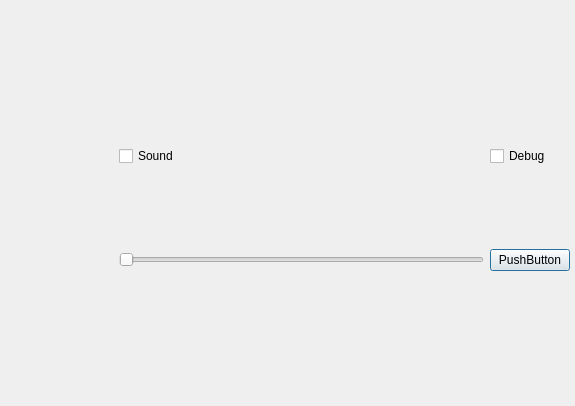
The window that settings_window.ui (kadeska/my_application) describes before a commit, drawn with Qt 5.
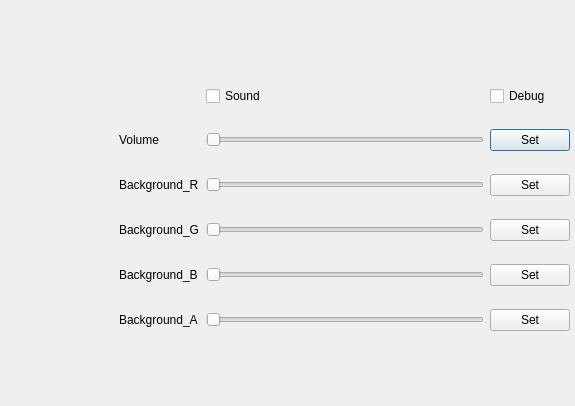
The same window after the commit.

```diff
--- a/settings_window.ui
+++ b/settings_window.ui
@@ -23,14 +23,28 @@
     </rect>
    </property>
    <layout class="QGridLayout" name="gridLayout">
-    <item row="0" column="1">
+    <item row="0" column="2">
      <widget class="QCheckBox" name="checkBox_debug">
       <property name="text">
        <string>Debug</string>
       </property>
      </widget>
     </item>
-    <item row="0" column="0">
+    <item row="1" column="1">
+     <widget class="QSlider" name="slider_volume">
+      <property name="orientation">
+       <enum>Qt::Orientation::Horizontal</enum>
+      </property>
+     </widget>
+    </item>
+    <item row="2" column="0">
+     <widget class="QLabel" name="label_R">
+      <property name="text">
+       <string>Background_R</string>
+      </property>
+     </widget>
+    </item>
+    <item row="0" column="1">
      <widget class="QCheckBox" name="checkBox_sound">
       <property name="text">
        <string>Sound</string>
@@ -38,16 +52,93 @@
      </widget>
     </item>
     <item row="1" column="0">
-     <widget class="QSlider" name="volume">
+     <widget class="QLabel" name="label_volume">
+      <property name="text">
+       <string>Volume</string>
+      </property>
+     </widget>
+    </item>
+    <item row="4" column="0">
+     <widget class="QLabel" name="label_B">
+      <property name="text">
+       <string>Background_B</string>
+      </property>
+     </widget>
+    </item>
+    <item row="1" column="2">
+     <widget class="QPushButton" name="Set_volume">
+      <property name="text">
+       <string>Set</string>
+      </property>
+     </widget>
+    </item>
+    <item row="3" column="0">
+     <widget class="QLabel" name="label_G">
+      <property name="text">
+       <string>Background_G</string>
+      </property>
+     </widget>
+    </item>
+    <item row="5" column="0">
+     <widget class="QLabel" name="label_A">
+      <property name="text">
+       <string>Background_A</string>
+      </property>
+     </widget>
+    </item>
+    <item row="2" column="1">
+     <widget class="QSlider" name="slider_R">
       <property name="orientation">
        <enum>Qt::Orientation::Horizontal</enum>
       </property>
      </widget>
     </item>
-    <item row="1" column="1">
-     <widget class="QPushButton" name="testbutton">
+    <item row="3" column="1">
+     <widget class="QSlider" name="slider_G">
+      <property name="orientation">
+       <enum>Qt::Orientation::Horizontal</enum>
+      </property>
+     </widget>
+    </item>
+    <item row="4" column="1">
+     <widget class="QSlider" name="slider_B">
+      <property name="orientation">
+       <enum>Qt::Orientation::Horizontal</enum>
+      </property>
+     </widget>
+    </item>
+    <item row="5" column="1">
+     <widget class="QSlider" name="slider_A">
+      <property name="orientation">
+       <enum>Qt::Orientation::Horizontal</enum>
+      </property>
+     </widget>
+    </item>
+    <item row="2" column="2">
+     <widget class="QPushButton" name="Set_R">
       <property name="text">
-       <string>PushButton</string>
+       <string>Set</string>
+      </property>
+     </widget>
+    </item>
+    <item row="3" column="2">
+     <widget class="QPushButton" name="Set_G">
+      <property name="text">
+       <string>Set</string>
+      </property>
+     </widget>
+    </item>
+    <item row="4" column="2">
+     <widget class="QPushButton" name="Set_B">
+      <property name="text">
+       <string>Set</string>
+      </property>
+     </widget>
+    </item>
+    <item row="5" column="2">
+     <widget class="QPushButton" name="Set_A">
+      <property name="text">
+       <string>Set</string>
       </property>
      </widget>
     </item>
```
